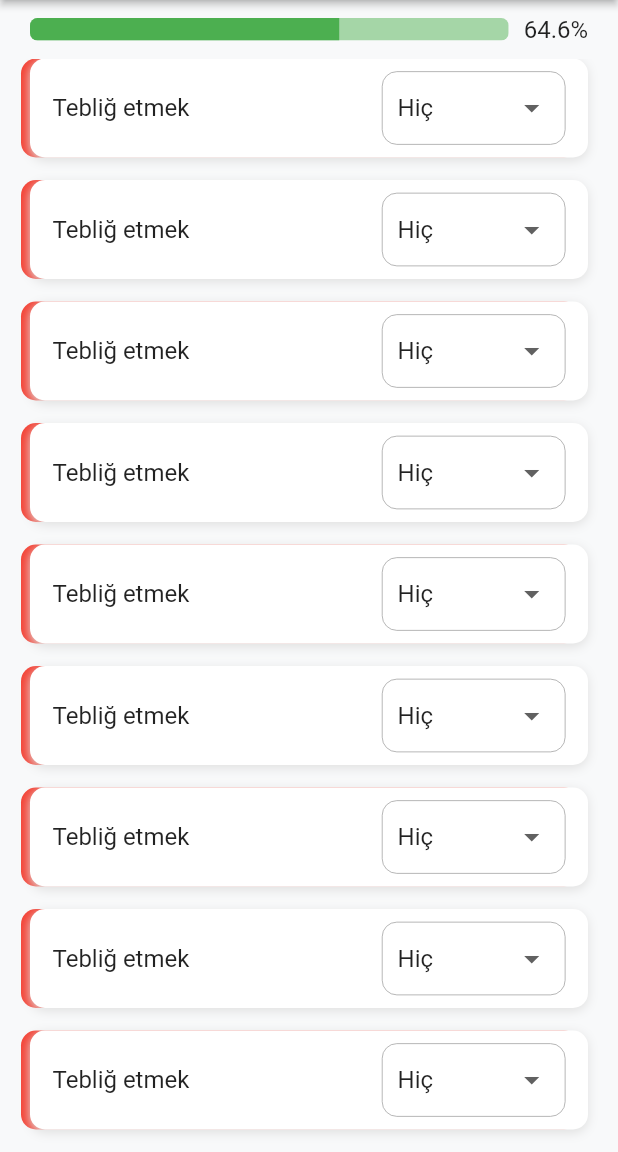
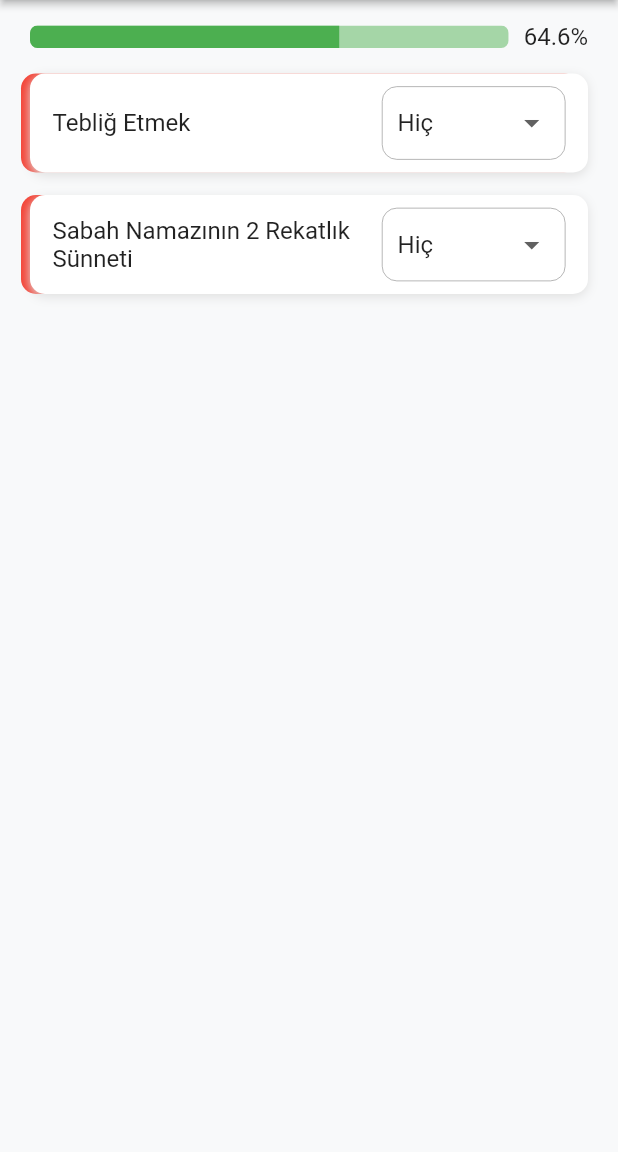
Before and after one commit to Emir1719/sunnah, a Flutter app: the screen it shows after launch, on a phone screen of 412 x 824 dp, the part 84-1236 px from its top. Run offline on Flutter 3.47's test engine with Material 2 defaults, Android fonts, the phone set to English and light mode, and no system bars; our stand-ins replace flutter_riverpod, get_it, youtube_player_iframe.

```diff
--- a/lib/main.dart
+++ b/lib/main.dart
@@ -1,4 +1,5 @@
 import 'package:flutter/material.dart';
+import 'package:flutter_riverpod/flutter_riverpod.dart';
 import 'package:sunnah/constants/light_theme.dart';
 import 'package:sunnah/locator.dart';
 import 'package:sunnah/pages/home.dart';
@@ -10,7 +11,7 @@ void main() {
     DeviceOrientation.portraitDown,
   ]); //Yatay döndürmeyi kapatır*/
   setupLocator();
-  runApp(const MainApp());
+  runApp(const ProviderScope(child: MainApp()));
 }
 
 class MainApp extends StatelessWidget {
--- a/lib/pages/home.dart
+++ b/lib/pages/home.dart
@@ -1,12 +1,16 @@
 import 'package:flutter/material.dart';
+import 'package:flutter_riverpod/flutter_riverpod.dart';
+import 'package:sunnah/riverpods/global_riverpods.dart';
 import 'package:sunnah/widgets/percent.dart';
 import 'package:sunnah/widgets/task_item.dart';
 
-class Home extends StatelessWidget {
+class Home extends ConsumerWidget {
   const Home({super.key});
 
   @override
-  Widget build(BuildContext context) {
+  Widget build(BuildContext context, WidgetRef ref) {
+    var taskList = ref.watch(displayAllTaskProvider);
+
     return Scaffold(
       appBar: AppBar(title: const Text("Sünnet Rehberi"), centerTitle: true),
       body: SafeArea(
@@ -16,10 +20,13 @@ class Home extends StatelessWidget {
             Expanded(
               child: ListView.separated(
                 padding: const EdgeInsets.only(bottom: 20, left: 20, right: 20),
-                itemCount: 15,
+                itemCount: taskList.length,
                 separatorBuilder: (context, index) => const SizedBox(height: 15),
                 itemBuilder: (context, index) {
-                  return const TaskItem();
+                  return ProviderScope(
+                    overrides: [currentTaskProvider.overrideWithValue(taskList[index])],
+                    child: const TaskItem(),
+                  );
                 },
               ),
             ),
--- a/lib/widgets/percent.dart
+++ b/lib/widgets/percent.dart
@@ -13,7 +13,7 @@ class Percent extends StatelessWidget {
     var style = locator<ProjectStyle>();
 
     return Padding(
-      padding: const EdgeInsets.symmetric(horizontal: 20, vertical: 10),
+      padding: const EdgeInsets.symmetric(horizontal: 20, vertical: 15),
       child: Row(
         children: [
           Expanded(
--- a/lib/widgets/task_item.dart
+++ b/lib/widgets/task_item.dart
@@ -1,26 +1,29 @@
 import 'package:flutter/material.dart';
+import 'package:flutter_riverpod/flutter_riverpod.dart';
 import 'package:sunnah/constants/style.dart';
 import 'package:sunnah/locator.dart';
+import 'package:sunnah/models/task_model.dart';
 import 'package:sunnah/pages/task_detail.dart';
+import 'package:sunnah/riverpods/global_riverpods.dart';
 import 'package:sunnah/widgets/task_dropdown_button.dart';
 
 ///İnfo - Sünnet - Dropdownbutton bulunduran bir yapı.
-class TaskItem extends StatelessWidget {
+class TaskItem extends ConsumerWidget {
   const TaskItem({super.key});
 
   @override
-  Widget build(BuildContext context) {
+  Widget build(BuildContext context, WidgetRef ref) {
     final style = locator<ProjectStyle>();
 
     return Container(
       decoration: style.taskContainer(Option.never),
       child: GestureDetector(
-        onTap: () => onTab(context),
-        child: const ListTile(
-          contentPadding: EdgeInsets.symmetric(horizontal: 15, vertical: 5),
-          trailing: MyDropdownButton(),
+        onTap: () => onTab(context, ref.read(currentTaskProvider)),
+        child: ListTile(
+          contentPadding: const EdgeInsets.symmetric(horizontal: 15, vertical: 5),
+          trailing: const MyDropdownButton(),
           title: Text(
-            "Tebliğ etmek",
+            ref.read(currentTaskProvider).title,
             overflow: TextOverflow.ellipsis,
             maxLines: 3,
           ),
@@ -29,11 +32,11 @@ class TaskItem extends StatelessWidget {
     );
   }
 
-  void onTab(BuildContext context) {
+  void onTab(BuildContext context, TaskModel taskModel) {
     Navigator.push(
       context,
       MaterialPageRoute(
-        builder: (context) => const TaskDetail(title: "Tebliğ etmek"),
+        builder: (context) => TaskDetail(task: taskModel),
       ),
     );
   }
--- a/lib/widgets/video_body.dart
+++ b/lib/widgets/video_body.dart
@@ -13,8 +13,7 @@ class VideoBody extends StatefulWidget {
 class _VideoBodyState extends State<VideoBody> {
   @override
   Widget build(BuildContext context) {
-    return Expanded(
-      child: Column(
+    return Column(
       crossAxisAlignment: CrossAxisAlignment.start,
       children: const [
         //Video başlığı
@@ -22,7 +21,6 @@ class _VideoBodyState extends State<VideoBody> {
         //Video açıklaması
         VideoDescriptionArea(),
       ],
-      ),
     );
   }
 }
```
Also changed, not shown: lib/widgets/video_bottom.dart (added, +29 -0 lines), lib/widgets/video_button.dart (added, +31 -0 lines). Lines whose indentation alone changed are shown as unchanged.
